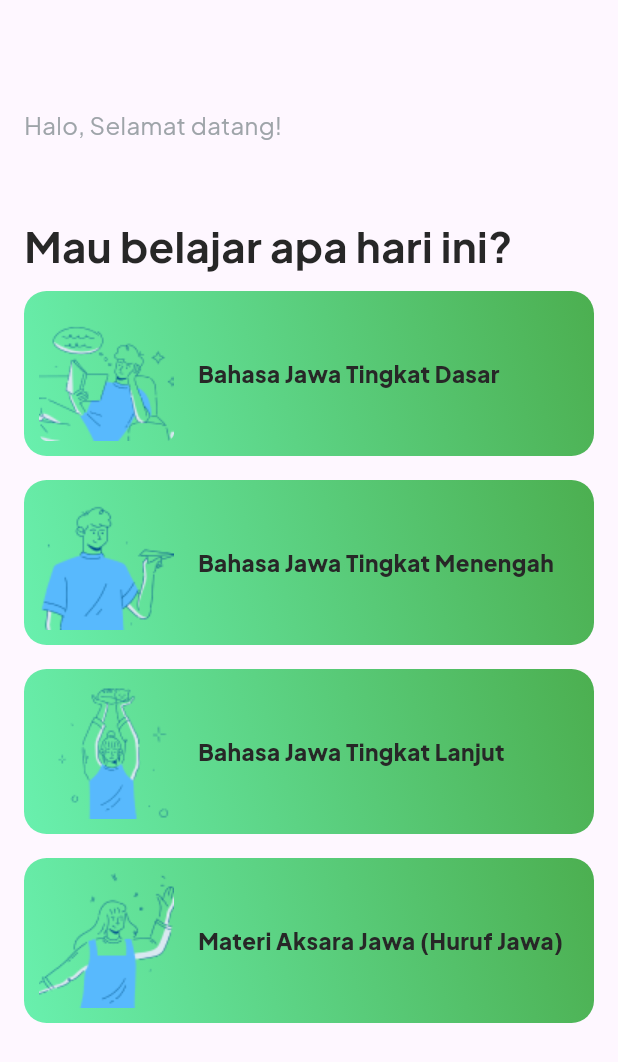
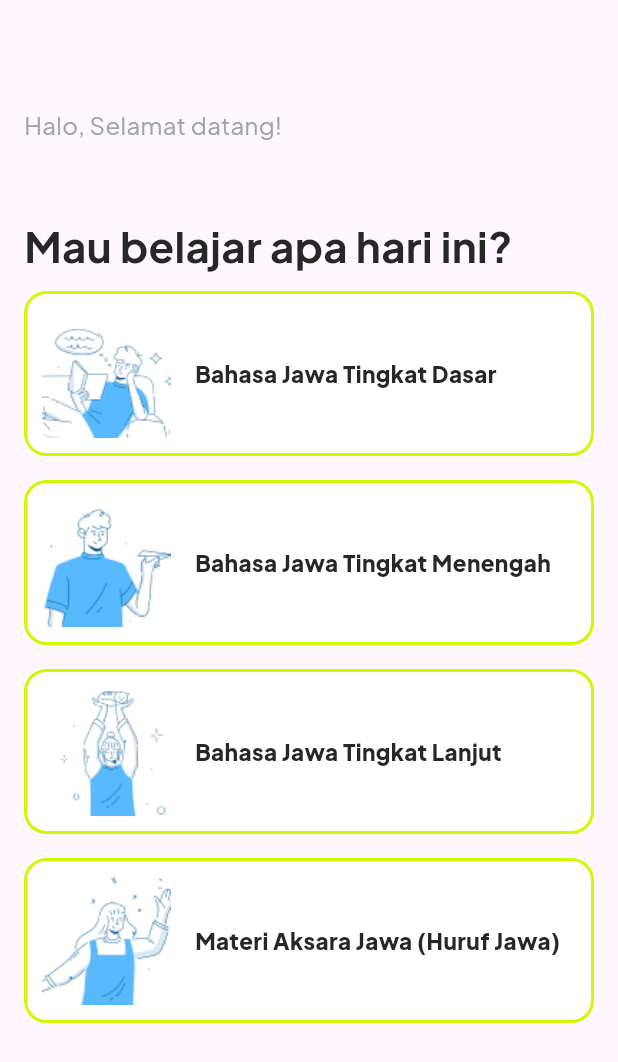
Before and after one commit to kyynnnnn/test-sinau, a Flutter app: the HomeScreen screen opened directly, on a phone screen of 412 x 824 dp. Shown: the top 1062 px of the screen. Run offline on Flutter 3.47's test engine with Material 3 defaults, Android fonts, the phone set to English and light mode, and no system bars; our stand-ins replace cloud_firestore, firebase_auth, firebase_core, google_fonts; accounts and stored records are empty.

Commit message:
sebelum menu 4

```diff
--- a/lib/widgets/list_menu.dart
+++ b/lib/widgets/list_menu.dart
@@ -16,16 +16,8 @@ class ListViewCustom extends StatelessWidget {
               width: 361.0,
               height: 110.0,
               decoration: BoxDecoration(
-                //border: Border.all(color: green, width: 2.0),
-                gradient: LinearGradient(
-                  begin: Alignment.topRight,
-                  end: Alignment.bottomLeft,
-                  colors: [
-                    Colors.green,
-                    Colors.greenAccent,
-                  ],
-                ),
-                //color: Color.fromARGB(255, 138, 255, 21),
+                border: Border.all(color: green, width: 2.0),
+                color: Color.fromARGB(255, 255, 255, 255),
                 borderRadius: BorderRadius.circular(15.0),
               ),
               child: InkWell(
```
